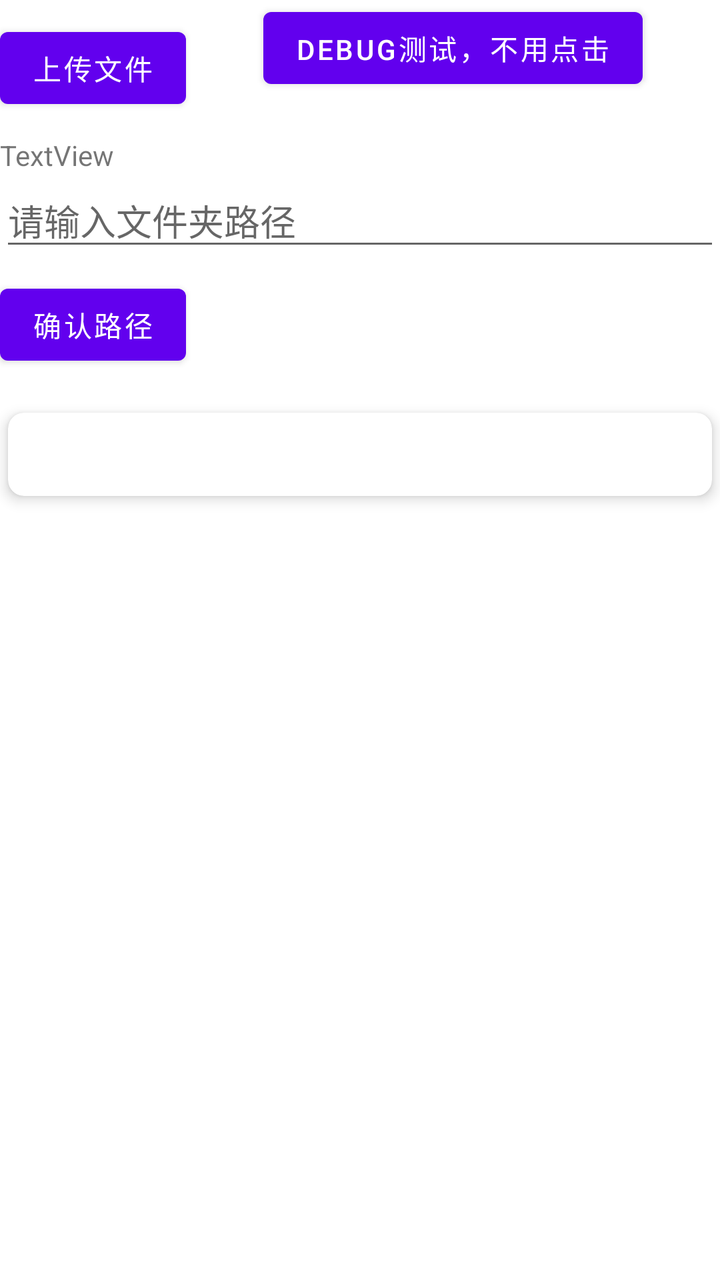
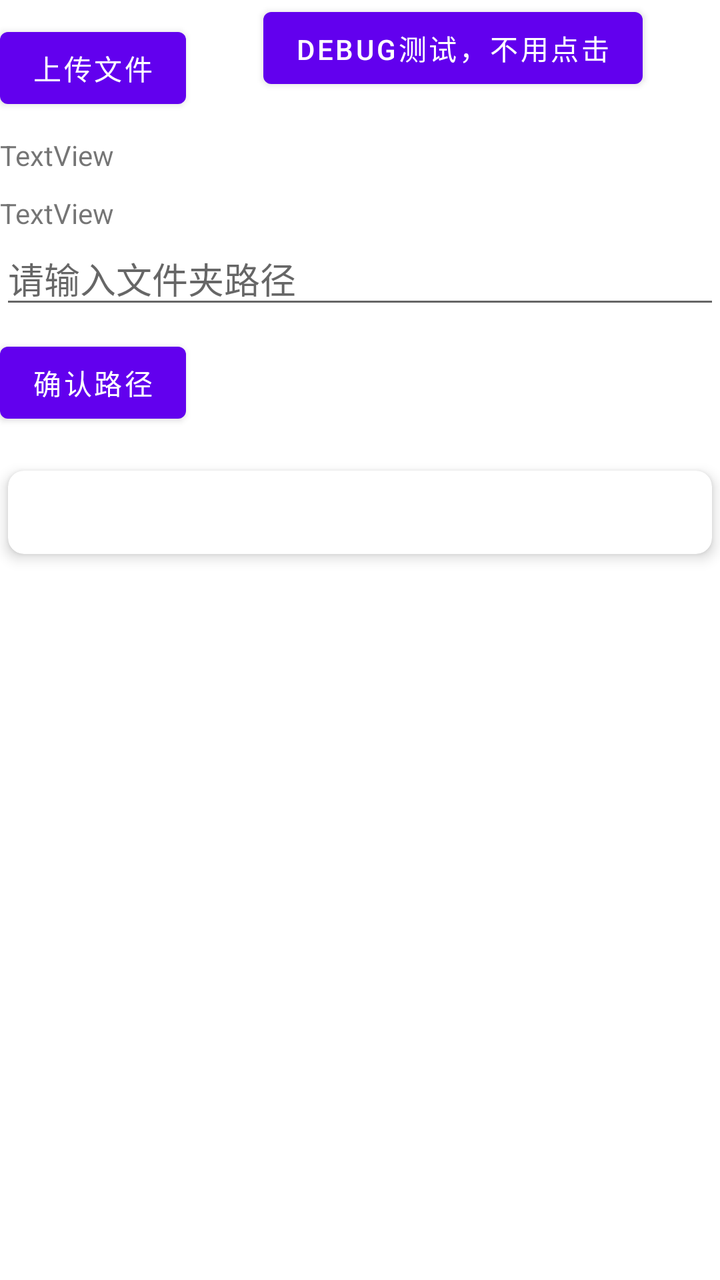

Compare the two renders of this Android layout. The source of the first and the diff that turns it into the second are given below.
<!-- AndroidManifest.xml: application theme Theme.Kanxue_data -->
<!-- res/layout/activity_main.xml -->
<?xml version="1.0" encoding="utf-8"?>
<androidx.core.widget.NestedScrollView android:layout_width="match_parent"
    android:layout_height="wrap_content"
    xmlns:app="http://schemas.android.com/apk/res-auto"
    xmlns:android="http://schemas.android.com/apk/res/android"
    android:fillViewport="true"
    android:scrollbars="vertical"
    android:fitsSystemWindows="true"
    android:fadeScrollbars="true"
>



    <androidx.constraintlayout.widget.ConstraintLayout
        android:layout_width="match_parent"
        android:layout_height="wrap_content">



        <FrameLayout
            android:id="@+id/SurfaceViewFrame"
            android:layout_width="10dp"
            android:layout_height="10dp">
        </FrameLayout>




        <Button
            android:id="@+id/stat_file_btn"
            android:layout_width="wrap_content"
            android:layout_height="wrap_content"
            android:text="上传文件"
            app:layout_constraintTop_toBottomOf="@id/SurfaceViewFrame"
            app:layout_constraintLeft_toLeftOf="parent" />

        <Button
            android:id="@+id/test"
            android:visibility="visible"
            android:layout_width="wrap_content"
            android:layout_height="wrap_content"
            android:text="debug测试，不用点击"
            app:layout_constraintLeft_toRightOf="@id/stat_file_btn"
            app:layout_constraintRight_toRightOf="parent"
            />

        <TextView
            android:id="@+id/uploadStatusText"
            app:layout_constraintTop_toBottomOf="@id/stat_file_btn"
            android:layout_marginTop="10dp"
            android:layout_width="wrap_content"
            android:layout_height="wrap_content"
            android:text="TextView"
             />


        <androidx.appcompat.widget.AppCompatAutoCompleteTextView
            android:id="@+id/pathInput"
            android:layout_width="match_parent"
            android:layout_height="wrap_content"
            app:layout_constraintTop_toBottomOf="@id/uploadStatusText"
            android:hint="请输入文件夹路径"
            android:inputType="text" />

        <Button
            android:id="@+id/confirmButton"
            android:layout_width="wrap_content"
            android:layout_height="wrap_content"
            android:layout_marginTop="8dp"
            app:layout_constraintTop_toBottomOf="@id/pathInput"
            android:text="确认路径" />



        <androidx.recyclerview.widget.RecyclerView
            android:id="@+id/recyclerView"
            app:layout_constraintTop_toBottomOf="@id/confirmButton"
            android:layout_width="match_parent"
            android:layout_height="0dp"
            android:layout_marginTop="16dp"
            android:layout_weight="1" />


        <androidx.cardview.widget.CardView
            android:layout_marginTop="16dp"
            android:layout_width="match_parent"
            android:layout_height="wrap_content"
            app:layout_constraintTop_toBottomOf="@id/recyclerView"
            android:layout_margin="4dp"
            app:cardCornerRadius="8dp"
            app:cardElevation="4dp">

            <TextView
                android:id="@+id/file_content"
                android:layout_width="match_parent"
                android:layout_height="wrap_content"
                android:layout_margin="10dp"
                android:textSize="16sp" />
        </androidx.cardview.widget.CardView>



    </androidx.constraintlayout.widget.ConstraintLayout>

</androidx.core.widget.NestedScrollView>
<!-- resources referenced by this layout -->
<resources>
  <style name="Theme.Kanxue_data" parent="Theme.MaterialComponents.DayNight.DarkActionBar">
          
          <item name="colorPrimary">@color/purple_500</item>
          <item name="colorPrimaryVariant">@color/purple_700</item>
          <item name="colorOnPrimary">@color/white</item>
          
          <item name="colorSecondary">@color/teal_200</item>
          <item name="colorSecondaryVariant">@color/teal_700</item>
          <item name="colorOnSecondary">@color/black</item>
          
          <item name="android:statusBarColor">?attr/colorPrimaryVariant</item>
          
      </style>
  <color name="purple_500">#FF6200EE</color>
  <color name="purple_700">#FF3700B3</color>
  <color name="white">#FFFFFFFF</color>
  <color name="teal_200">#FF03DAC5</color>
  <color name="teal_700">#FF018786</color>
  <color name="black">#FF000000</color>
</resources>

<!-- the commit's change to res/layout/activity_main.xml (unified diff, before → after) -->
@@ -45,8 +45,17 @@
             />
 
         <TextView
+            android:id="@+id/test_text"
+            app:layout_constraintTop_toBottomOf="@id/stat_file_btn"
+            android:layout_marginTop="10dp"
+            android:layout_width="wrap_content"
+            android:layout_height="wrap_content"
+            android:text="TextView"
+            />
+
+        <TextView
             android:id="@+id/uploadStatusText"
-            app:layout_constraintTop_toBottomOf="@id/stat_file_btn"
+            app:layout_constraintTop_toBottomOf="@id/test_text"
             android:layout_marginTop="10dp"
             android:layout_width="wrap_content"
             android:layout_height="wrap_content"
